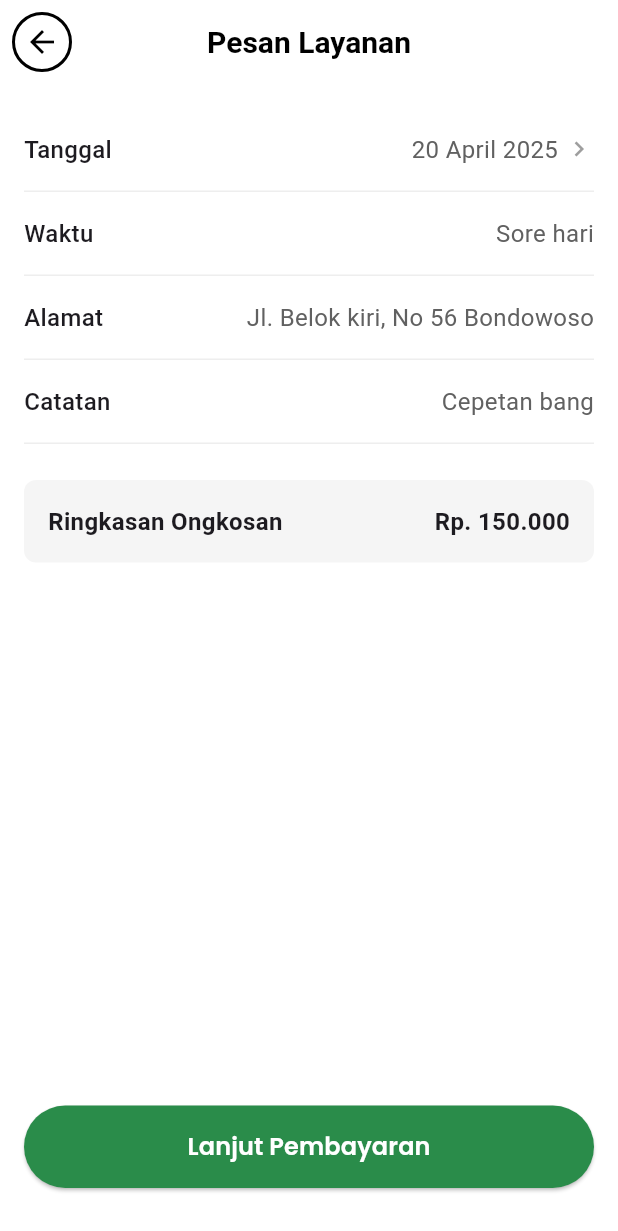
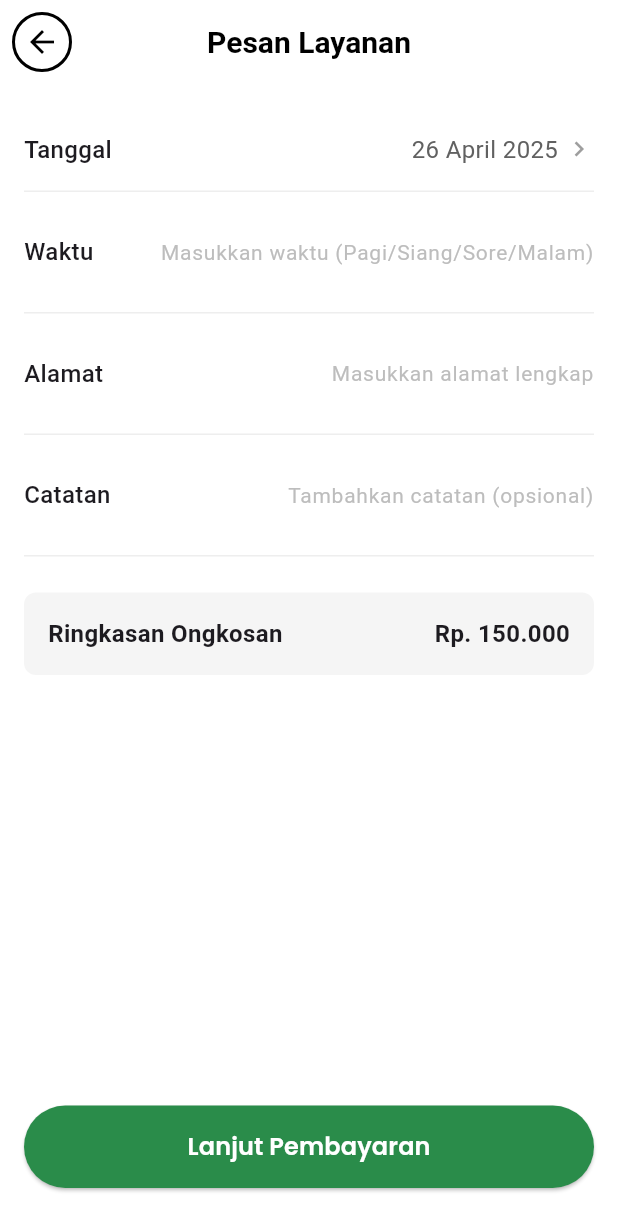
Before and after one commit to Hanz26456/project_mobilesemester4, a Flutter app: the ServiceOrderSummary screen opened directly, on a phone screen of 412 x 824 dp. Shown: the top 1231 px of the screen. Run offline on Flutter 3.47's test engine with Material 3 defaults, Android fonts, the phone set to English and light mode, and no system bars; our stand-ins replace flutter_svg, shared_preferences; accounts and stored records are empty.

Commit message:
lagi nni

```diff
--- a/lib/data/services/auth_service.dart
+++ b/lib/data/services/auth_service.dart
@@ -8,7 +8,7 @@ import '../models/user_models.dart';
 
 class AuthService {
   static const String baseUrl =
-      "http://192.168.106.153:8000/api"; // Pastikan URL benar
+      "http://10.99.99.241:8000/api"; // Pastikan URL benar
 
   // ✅ REGISTER
   Future<bool> register(RegisterRequest request) async {
--- a/lib/views/fitur dalam/pesanlayanan.dart
+++ b/lib/views/fitur dalam/pesanlayanan.dart
@@ -2,8 +2,75 @@ import 'package:flutter/material.dart';
 // Import your custom button
 import '../../widgets/primary_button.dart';
 
-class ServiceOrderSummary extends StatelessWidget {
+class ServiceOrderSummary extends StatefulWidget {
   const ServiceOrderSummary({Key? key}) : super(key: key);
+
+  @override
+  State<ServiceOrderSummary> createState() => _ServiceOrderSummaryState();
+}
+
+class _ServiceOrderSummaryState extends State<ServiceOrderSummary> {
+  // Controllers for text fields
+  final TextEditingController _timeController = TextEditingController();
+  final TextEditingController _addressController = TextEditingController();
+  final TextEditingController _noteController = TextEditingController();
+
+  // Date related state
+  DateTime _selectedDate = DateTime.now();
+  String _formattedDate = 'Pilih tanggal';
+
+  @override
+  void initState() {
+    super.initState();
+    _formatDate(_selectedDate);
+  }
+
+  @override
+  void dispose() {
+    _timeController.dispose();
+    _addressController.dispose();
+    _noteController.dispose();
+    super.dispose();
+  }
+
+  void _formatDate(DateTime date) {
+    setState(() {
+      _selectedDate = date;
+      // Format the date as needed
+      _formattedDate = "${date.day} ${_getMonthName(date.month)} ${date.year}";
+    });
+  }
+
+  String _getMonthName(int month) {
+    const months = [
+      'Januari',
+      'Februari',
+      'Maret',
+      'April',
+      'Mei',
+      'Juni',
+      'Juli',
+      'Agustus',
+      'September',
+      'Oktober',
+      'November',
+      'Desember',
+    ];
+    return months[month - 1];
+  }
+
+  Future<void> _selectDate(BuildContext context) async {
+    final DateTime? picked = await showDatePicker(
+      context: context,
+      initialDate: _selectedDate,
+      firstDate: DateTime.now(),
+      lastDate: DateTime.now().add(const Duration(days: 365)),
+    );
+
+    if (picked != null && picked != _selectedDate) {
+      _formatDate(picked);
+    }
+  }
 
   @override
   Widget build(BuildContext context) {
@@ -36,21 +103,32 @@ class ServiceOrderSummary extends StatelessWidget {
         child: Column(
           crossAxisAlignment: CrossAxisAlignment.start,
           children: [
-            // Order details sections
-            _buildOrderDetailRow(
-              title: 'Tanggal',
-              value: '20 April 2025',
-              showArrow: true,
+            // Date picker
+            _buildDatePicker(context),
+            _buildDivider(),
+
+            // Time input field
+            _buildTextField(
+              title: 'Waktu',
+              controller: _timeController,
+              hintText: 'Masukkan waktu (Pagi/Siang/Sore/Malam)',
             ),
             _buildDivider(),
-            _buildOrderDetailRow(title: 'Waktu', value: 'Sore hari'),
-            _buildDivider(),
-            _buildOrderDetailRow(
+
+            // Address input field
+            _buildTextField(
               title: 'Alamat',
-              value: 'Jl. Belok kiri, No 56 Bondowoso',
+              controller: _addressController,
+              hintText: 'Masukkan alamat lengkap',
             ),
             _buildDivider(),
-            _buildOrderDetailRow(title: 'Catatan', value: 'Cepetan bang'),
+
+            // Note input field
+            _buildTextField(
+              title: 'Catatan',
+              controller: _noteController,
+              hintText: 'Tambahkan catatan (opsional)',
+            ),
             _buildDivider(),
 
             const SizedBox(height: 24),
@@ -79,7 +157,6 @@ class ServiceOrderSummary extends StatelessWidget {
 
             const Spacer(),
 
-            // Modified: Use label instead of text
             PrimaryButton(
               label: 'Lanjut Pembayaran',
               onPressed: () {
@@ -93,27 +170,24 @@ class ServiceOrderSummary extends StatelessWidget {
     );
   }
 
-  Widget _buildOrderDetailRow({
-    required String title,
-    required String value,
-    bool showArrow = false,
-  }) {
+  Widget _buildDatePicker(BuildContext context) {
     return Padding(
       padding: const EdgeInsets.symmetric(vertical: 16),
       child: Row(
         mainAxisAlignment: MainAxisAlignment.spaceBetween,
         children: [
-          Text(
-            title,
-            style: const TextStyle(fontSize: 16, fontWeight: FontWeight.w500),
+          const Text(
+            'Tanggal',
+            style: TextStyle(fontSize: 16, fontWeight: FontWeight.w500),
           ),
-          Row(
-            children: [
-              Text(
-                value,
-                style: TextStyle(fontSize: 16, color: Colors.grey[700]),
-              ),
-              if (showArrow)
+          GestureDetector(
+            onTap: () => _selectDate(context),
+            child: Row(
+              children: [
+                Text(
+                  _formattedDate,
+                  style: TextStyle(fontSize: 16, color: Colors.grey[700]),
+                ),
                 const Padding(
                   padding: EdgeInsets.only(left: 4),
                   child: Icon(
@@ -122,7 +196,41 @@ class ServiceOrderSummary extends StatelessWidget {
                     size: 20,
                   ),
                 ),
-            ],
+              ],
+            ),
+          ),
+        ],
+      ),
+    );
+  }
+
+  Widget _buildTextField({
+    required String title,
+    required TextEditingController controller,
+    required String hintText,
+  }) {
+    return Padding(
+      padding: const EdgeInsets.symmetric(vertical: 16),
+      child: Row(
+        crossAxisAlignment: CrossAxisAlignment.center,
+        children: [
+          Text(
+            title,
+            style: const TextStyle(fontSize: 16, fontWeight: FontWeight.w500),
+          ),
+          const SizedBox(width: 16),
+          Expanded(
+            child: TextField(
+              controller: controller,
+              decoration: InputDecoration(
+                hintText: hintText,
+                hintStyle: TextStyle(color: Colors.grey[400], fontSize: 14),
+                contentPadding: const EdgeInsets.symmetric(vertical: 8),
+                border: InputBorder.none,
+              ),
+              textAlign: TextAlign.right,
+              style: TextStyle(fontSize: 16, color: Colors.grey[700]),
+            ),
           ),
         ],
       ),
```
